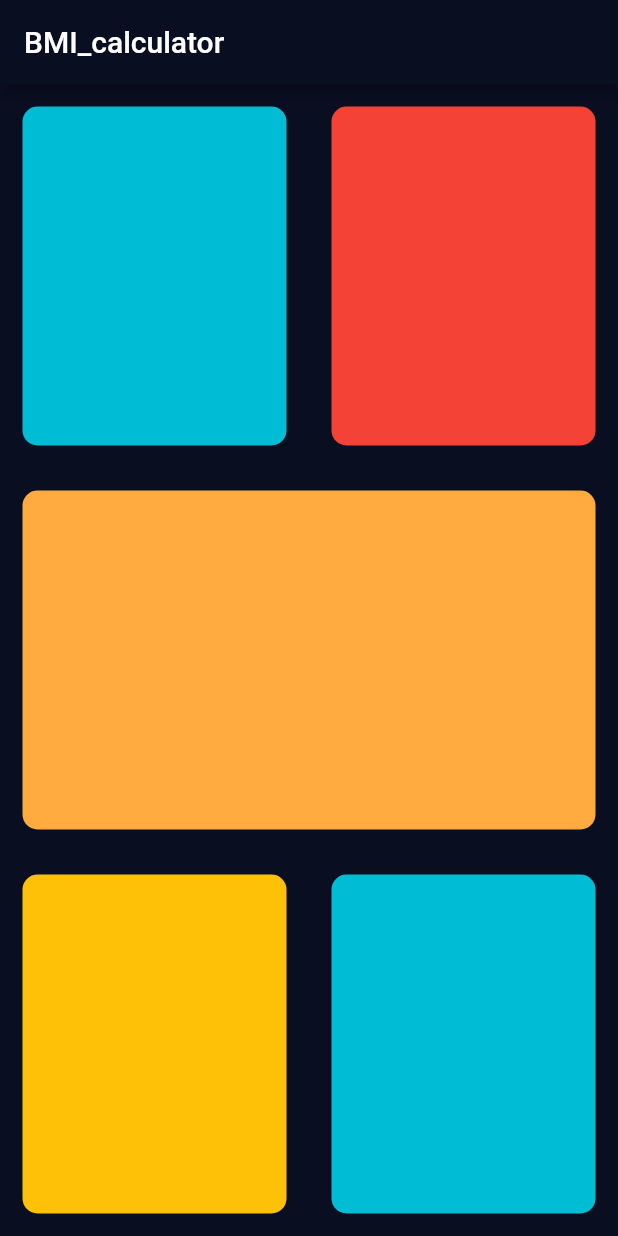
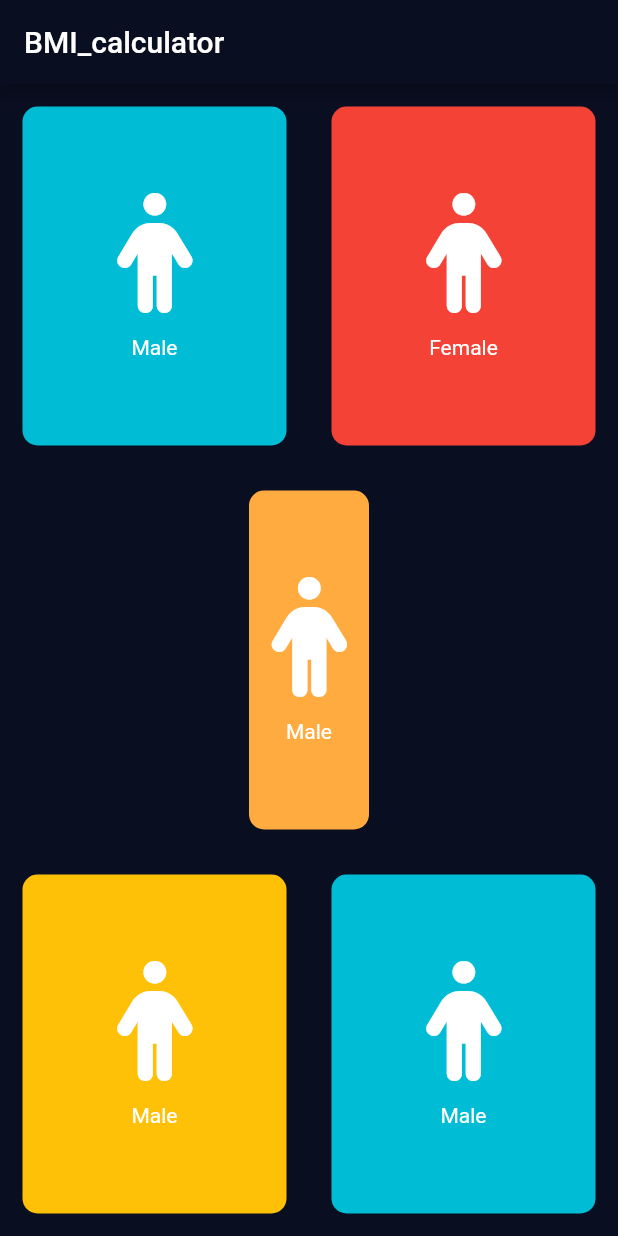
Before and after one commit to zeeshi045/Flutter-Projects, a Flutter app: the screen it shows after launch, on a phone screen of 412 x 824 dp. Run offline on Flutter 3.47's test engine with Material 2 defaults, Android fonts, the phone set to English and light mode, and no system bars; our stand-ins replace animated_background, assets_audio_player, auto_size_text, font_awesome_flutter, get, rflutter_alert.

Commit message:
Update
interface design(column ma icon or text widget use kiya han or phir uski b alag clss  bnae han code ko reduce krny ke liye)

```diff
--- a/BMI_calculator/lib/input_page.dart
+++ b/BMI_calculator/lib/input_page.dart
@@ -1,5 +1,5 @@
 import 'package:flutter/material.dart';
-
+import 'package:font_awesome_flutter/font_awesome_flutter.dart';
 class InputPage extends StatefulWidget {
   const InputPage({Key? key}) : super(key: key);
 
@@ -21,10 +21,18 @@ class _InputPageState extends State<InputPage> {
           children: [
             Expanded(
           child:RepeatContainerCode(colors:Colors.cyan,
+            card: RepeatTextandIcon(
+              icon: FontAwesomeIcons.person,
+              label: 'Male',
+            ),
           ),
     ),
             Expanded(child:RepeatContainerCode(
               colors:Colors.red,
+              card: RepeatTextandIcon(
+                icon: FontAwesomeIcons.person,
+                label: 'Female',
+              ),
             ),
             ),
           ],
@@ -33,14 +41,26 @@ class _InputPageState extends State<InputPage> {
         ),
           Expanded(child:RepeatContainerCode(
             colors:Colors.orangeAccent,
+            card: RepeatTextandIcon(
+              icon: FontAwesomeIcons.person,
+              label: 'Male',
+            ),
           ),),
           Expanded(child: Row(
             children: [
               Expanded(child:RepeatContainerCode(
                 colors:Colors.amber,
+                card: RepeatTextandIcon(
+                  icon: FontAwesomeIcons.person,
+                  label: 'Male',
+                ),
               ),),
               Expanded(child:RepeatContainerCode(
                 colors:Colors.cyan,
+                card: RepeatTextandIcon(
+                  icon: FontAwesomeIcons.person,
+                  label: 'Male',
+                ),
               ),),
             ],
           ),
@@ -53,16 +73,41 @@ class _InputPageState extends State<InputPage> {
   }
 }
 
+class RepeatTextandIcon extends StatelessWidget {
+  RepeatTextandIcon({required this.label,required this.icon});
+      final String label;
+      final IconData icon;
+  @override
+  Widget build(BuildContext context) {
+    return Column(mainAxisAlignment: MainAxisAlignment.center,
+      children:[
+Icon(
+    icon,
+         size:80,
+),
+        SizedBox(
+          height: 15,
+        ),
+        Text(
+          label,
+        ),
+        ],
+    );
+  }
+}
+
 class RepeatContainerCode extends StatelessWidget {
   final Color colors;
+  final Widget card;
   const RepeatContainerCode(
   {super.key,
-    required this.colors
+    required this.colors, required this.card
 });
   @override
   Widget build(BuildContext context) {
     return Container(
       margin: EdgeInsets.all(15.0),
+      child:card,
       decoration: BoxDecoration(
         color: colors,
         borderRadius: BorderRadius.circular(10.0),
--- a/BMI_calculator/pubspec.yaml
+++ b/BMI_calculator/pubspec.yaml
@@ -36,7 +36,7 @@ dependencies:
   # The following adds the Cupertino Icons font to your application.
   # Use with the CupertinoIcons class for iOS style icons.
   cupertino_icons: ^1.0.2
-
+  font_awesome_flutter: ^10.2.1
 dev_dependencies:
   flutter_test:
     sdk: flutter
```
Also changed, not shown: BMI_calculator/pubspec.lock.
